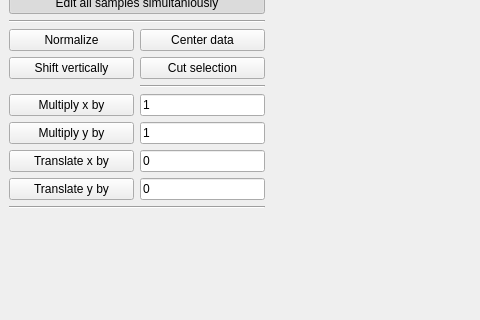
The window that form.ui (SjoerdB93/Datman) describes before a commit, drawn with Qt 5; both pictures show x 0 to 480 and y 280 to 600 of the 1344 by 857 pixel window.
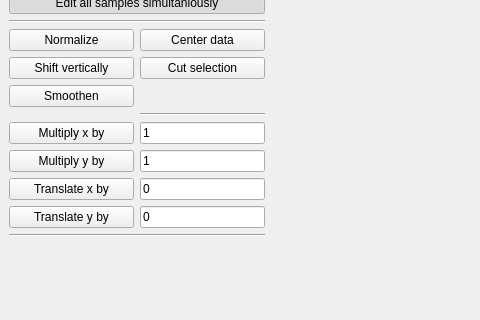
The same window after the commit.

Commit message: Fixed dataclass, should work on Windows now

```diff
--- a/form.ui
+++ b/form.ui
@@ -95,22 +95,22 @@
       </item>
       <item>
        <layout class="QGridLayout" name="gridLayout_3">
-        <item row="5" column="0">
-         <widget class="QPushButton" name="translate_x_button">
-          <property name="text">
-           <string>Translate x by</string>
-          </property>
-         </widget>
-        </item>
-        <item row="2" column="1">
+        <item row="3" column="1">
          <widget class="Line" name="line_4">
           <property name="orientation">
            <enum>Qt::Horizontal</enum>
           </property>
          </widget>
         </item>
-        <item row="5" column="1">
-         <widget class="QLineEdit" name="translate_x_entry">
+        <item row="0" column="0">
+         <widget class="QPushButton" name="normalize_button">
+          <property name="text">
+           <string>Normalize</string>
+          </property>
+         </widget>
+        </item>
+        <item row="4" column="1">
+         <widget class="QLineEdit" name="multiply_x_entry">
           <property name="sizePolicy">
            <sizepolicy hsizetype="Minimum" vsizetype="Fixed">
             <horstretch>0</horstretch>
@@ -118,32 +118,79 @@
            </sizepolicy>
           </property>
           <property name="text">
-           <string>0</string>
+           <string>1</string>
           </property>
          </widget>
         </item>
-        <item row="3" column="0">
+        <item row="1" column="1">
+         <widget class="QPushButton" name="cut_data_button">
+          <property name="text">
+           <string>Cut selection</string>
+          </property>
+         </widget>
+        </item>
+        <item row="6" column="0">
+         <widget class="QPushButton" name="translate_x_button">
+          <property name="text">
+           <string>Translate x by</string>
+          </property>
+         </widget>
+        </item>
+        <item row="4" column="0">
          <widget class="QPushButton" name="multiply_x_button">
           <property name="text">
            <string>Multiply x by</string>
           </property>
          </widget>
         </item>
-        <item row="6" column="0">
+        <item row="7" column="1">
+         <widget class="QLineEdit" name="translate_y_entry">
+          <property name="sizePolicy">
+           <sizepolicy hsizetype="Minimum" vsizetype="Fixed">
+            <horstretch>0</horstretch>
+            <verstretch>0</verstretch>
+           </sizepolicy>
+          </property>
+          <property name="text">
+           <string>0</string>
+          </property>
+         </widget>
+        </item>
+        <item row="6" column="1">
+         <widget class="QLineEdit" name="translate_x_entry">
+          <property name="sizePolicy">
+           <sizepolicy hsizetype="Minimum" vsizetype="Fixed">
+            <horstretch>0</horstretch>
+            <verstretch>0</verstretch>
+           </sizepolicy>
+          </property>
+          <property name="text">
+           <string>0</string>
+          </property>
+         </widget>
+        </item>
+        <item row="1" column="0">
+         <widget class="QPushButton" name="shift_vertically_button">
+          <property name="text">
+           <string>Shift vertically</string>
+          </property>
+         </widget>
+        </item>
+        <item row="7" column="0">
          <widget class="QPushButton" name="translate_y_button">
           <property name="text">
            <string>Translate y by</string>
           </property>
          </widget>
         </item>
-        <item row="4" column="0">
+        <item row="5" column="0">
          <widget class="QPushButton" name="multiply_y_button">
           <property name="text">
            <string>Multiply y by</string>
           </property>
          </widget>
         </item>
-        <item row="4" column="1">
+        <item row="5" column="1">
          <widget class="QLineEdit" name="multiply_y_entry">
           <property name="sizePolicy">
            <sizepolicy hsizetype="Minimum" vsizetype="Fixed">
@@ -156,39 +203,6 @@
           </property>
          </widget>
         </item>
-        <item row="3" column="1">
-         <widget class="QLineEdit" name="multiply_x_entry">
-          <property name="sizePolicy">
-           <sizepolicy hsizetype="Minimum" vsizetype="Fixed">
-            <horstretch>0</horstretch>
-            <verstretch>0</verstretch>
-           </sizepolicy>
-          </property>
-          <property name="text">
-           <string>1</string>
-          </property>
-         </widget>
-        </item>
-        <item row="6" column="1">
-         <widget class="QLineEdit" name="translate_y_entry">
-          <property name="sizePolicy">
-           <sizepolicy hsizetype="Minimum" vsizetype="Fixed">
-            <horstretch>0</horstretch>
-            <verstretch>0</verstretch>
-           </sizepolicy>
-          </property>
-          <property name="text">
-           <string>0</string>
-          </property>
-         </widget>
-        </item>
-        <item row="0" column="0">
-         <widget class="QPushButton" name="normalize_button">
-          <property name="text">
-           <string>Normalize</string>
-          </property>
-         </widget>
-        </item>
         <item row="0" column="1">
          <widget class="QPushButton" name="center_button">
           <property name="sizePolicy">
@@ -211,17 +225,10 @@
           </property>
          </widget>
         </item>
-        <item row="1" column="0">
-         <widget class="QPushButton" name="shift_vertically_button">
+        <item row="2" column="0">
+         <widget class="QPushButton" name="smooth_button">
           <property name="text">
-           <string>Shift vertically</string>
-          </property>
-         </widget>
-        </item>
-        <item row="1" column="1">
-         <widget class="QPushButton" name="cut_data_button">
-          <property name="text">
-           <string>Cut selection</string>
+           <string>Smoothen</string>
           </property>
          </widget>
         </item>
```
The commit also changes 5 other files.
